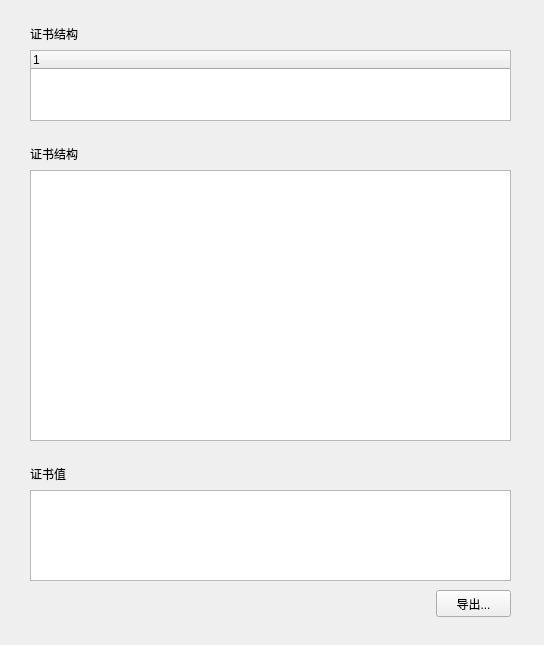
Qt form CertViewer/detailwidget.ui (a137748099/CertificateViewer) before a commit.
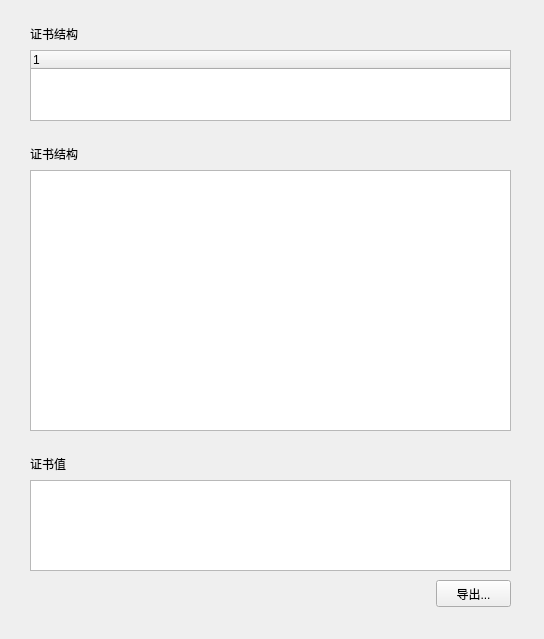
The same form after that commit.

Patch:
```diff
--- a/CertViewer/detailwidget.ui
+++ b/CertViewer/detailwidget.ui
@@ -7,7 +7,7 @@
     <x>0</x>
     <y>0</y>
     <width>544</width>
-    <height>645</height>
+    <height>639</height>
    </rect>
   </property>
   <property name="windowTitle">
@@ -60,7 +60,7 @@
      <x>30</x>
      <y>170</y>
      <width>481</width>
-     <height>271</height>
+     <height>261</height>
     </rect>
    </property>
   </widget>
@@ -68,7 +68,7 @@
    <property name="geometry">
     <rect>
      <x>30</x>
-     <y>460</y>
+     <y>450</y>
      <width>491</width>
      <height>27</height>
     </rect>
@@ -81,7 +81,7 @@
    <property name="geometry">
     <rect>
      <x>30</x>
-     <y>490</y>
+     <y>480</y>
      <width>481</width>
      <height>91</height>
     </rect>
@@ -91,7 +91,7 @@
    <property name="geometry">
     <rect>
      <x>436</x>
-     <y>590</y>
+     <y>580</y>
      <width>75</width>
      <height>27</height>
     </rect>
```
